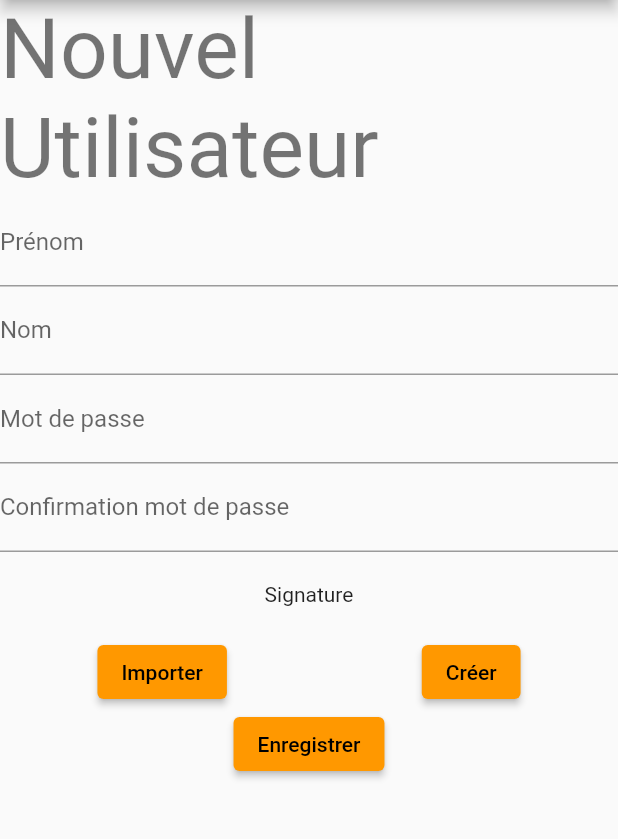
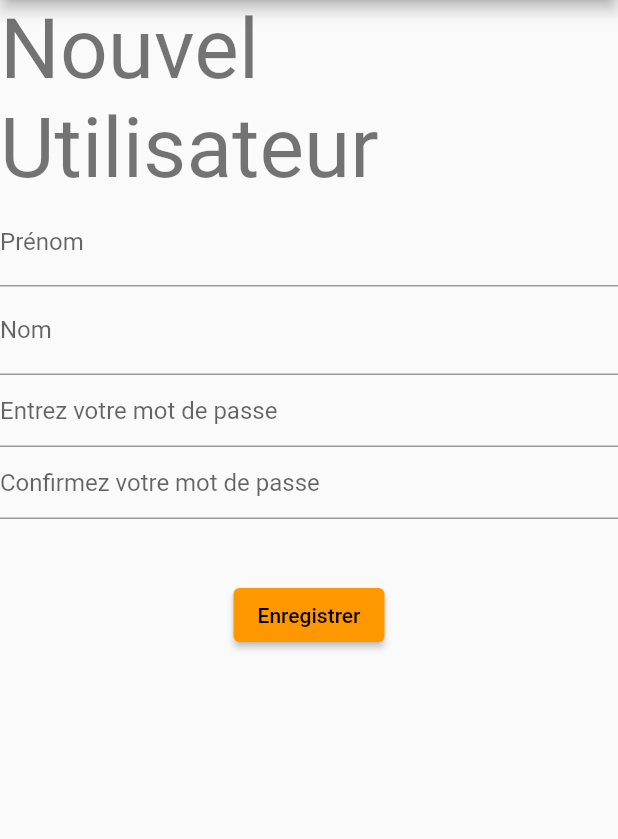
Before and after one commit to KodiakFR/diodon, a Flutter app: the screen it shows after launch, after a tap on "Ajouter un utilisateur", on a phone screen of 412 x 824 dp, the part 84-923 px from its top. Run offline on Flutter 3.47's test engine with Material 2 defaults, Android fonts, the light colour scheme and no system bars; our stand-ins replace isar, permission_handler; missing offline and left inert: file_saver, hand_signature; accounts and stored records are empty; generated files the repository leaves out were written again.

Commit message:
Mise en place de isar, création user, connexion

```diff
--- /dev/null
+++ b/lib/entities/user.dart
@@ -0,0 +1,14 @@
+import 'package:isar/isar.dart';
+
+part 'user.g.dart';
+
+@collection
+class User{
+  Id id = Isar.autoIncrement;
+  String? name;
+  String? firstName;
+  String? password;
+
+
+
+}
--- a/lib/main.dart
+++ b/lib/main.dart
@@ -19,10 +19,10 @@ class MyApp extends StatelessWidget {
         primarySwatch: Colors.orange,
       ),
       routes: {
-        "/connexion": (context) => const ConnexionView(),
-        "/register": (context) => const RegisterView(),
+        "/connexion": (context) => ConnexionView(),
+        "/register": (context) => RegisterView(),
       },
-      home: const ConnexionView(),
+      home:  ConnexionView(),
     );
   }
 }
--- /dev/null
+++ b/lib/services/isar_service.dart
@@ -0,0 +1,44 @@
+import 'package:diodon/entities/user.dart';
+import 'package:isar/isar.dart';
+import 'package:path_provider/path_provider.dart';
+
+class IsarService {
+  late Future<Isar> db;
+
+  IsarService() {
+    db = openDB();
+  }
+
+  //Création de la base de données
+  Future<Isar> openDB() async {
+    if (Isar.instanceNames.isEmpty) {
+      final dir = await getApplicationDocumentsDirectory();
+      return await Isar.open(
+        [UserSchema],
+        inspector: true,
+        directory: dir.path,
+      );
+    }
+    return Future.value(Isar.getInstance());
+  }
+
+  Future<void> saveUser(User user) async {
+    final isar = await db;
+    isar.writeTxnSync(() => isar.users.putSync(user));
+  }
+
+  Future<List<User>> getAllUsers() async {
+    final isar = await db;
+    return await isar.users.where().findAll();
+  }
+
+  Future<bool> connexionUser(String mdp, int id)async{
+    final isar = await db;
+    final List<User> users = await isar.users.filter().idEqualTo(id).passwordEqualTo(mdp).findAll();
+    if(users.length == 1){
+      return true;
+    }else{
+      return false;
+    }
+  }
+}
--- a/lib/views/Connexion/connexion_view.dart
+++ b/lib/views/Connexion/connexion_view.dart
@@ -1,7 +1,12 @@
+import 'package:diodon/services/isar_service.dart';
 import 'package:flutter/material.dart';
 
+import '../../entities/user.dart';
+
 class ConnexionView extends StatelessWidget {
-  const ConnexionView({super.key});
+  ConnexionView({super.key});
+  final isarService = IsarService();
+  final _formKey = GlobalKey<FormState>();
 
   @override
   Widget build(BuildContext context) {
@@ -9,28 +14,29 @@ class ConnexionView extends StatelessWidget {
       appBar: AppBar(
         title: const Text("Diodon"),
       ),
-      body: Center(
+      body: SafeArea(
+        child: Center(
           child: Column(
             mainAxisAlignment: MainAxisAlignment.spaceAround,
             children: [
-            Text('Connexion', style: Theme.of(context).textTheme.headline2),
-            const Row(
-              mainAxisAlignment: MainAxisAlignment.spaceAround,
-              children: [
-                CircleAvatar(
-                  minRadius: 60,
-                  child: Text('Aurélien'),
-                ),
-                CircleAvatar(
-                  minRadius: 60,
-                  child: Text('Patick'),
-                ),
-                CircleAvatar(
-                  minRadius: 60,
-                  child: Text('Eric'),
-                ),
-              ],
-            ),
+              Text('Connexion',
+                  style: Theme.of(context).textTheme.displayMedium),
+              FutureBuilder(
+                  future: isarService.getAllUsers(),
+                  builder: (context, snapshot) {
+                    if (snapshot.hasError) {
+                      return Text(snapshot.error.toString());
+                    }
+                    if (snapshot.hasData) {
+                      List<User> users = snapshot.data!;
+                      if (users.isEmpty) {
+                        return Text('Aucuns utilisateurs');
+                      }
+                      return _displayAvatar(users);
+                    } else {
+                      return const CircularProgressIndicator();
+                    }
+                  }),
               ElevatedButton(
                   onPressed: () {
                     Navigator.pushNamed(context, "/register");
@@ -39,6 +45,87 @@ class ConnexionView extends StatelessWidget {
             ],
           ),
         ),
+      ),
     );
   }
+
+  Flexible _displayAvatar(List<User> users) {
+    return Flexible(
+      child: ListView.builder(
+        scrollDirection: Axis.horizontal,
+        padding: const EdgeInsets.all(8),
+        itemCount: users.length,
+        itemBuilder: (context, index) {
+          return Row(
+            mainAxisSize: MainAxisSize.max,
+            mainAxisAlignment: MainAxisAlignment.center,
+            children: [
+              CircleAvatar(
+                radius: 100,
+                child: TextButton(
+                    onPressed: () async {
+                      print(users[index].id);
+                      await _displayPopConnexion(context, users[index].id);
+                    },
+                    child: Text(
+                      '${users[index].firstName} ${users[index].name}',
+                      style: Theme.of(context).textTheme.titleLarge,
+                    )),
+              ),
+              const SizedBox(
+                width: 100,
+              )
+            ],
+          );
+        },
+      ),
+    );
   }
+
+  Future<void> _displayPopConnexion(BuildContext context, int id) async {
+    String mdp = 'a';
+    return showDialog(
+        context: context,
+        builder: (BuildContext context) => AlertDialog(
+              content: const Text('Connection'),
+              actions: [
+                Form(
+                  key: _formKey,
+                  child: Column(
+                    children: [
+                      TextFormField(
+                        decoration: const InputDecoration(
+                          hintText: 'Entrez votre mot de passe',
+                        ),
+                        validator: (value) {
+                          mdp = value!;
+                          if (value.isEmpty) {
+                            return 'Le champs est obligatoire';
+                          }
+                        },
+                      ),
+                      TextButton(
+                        onPressed: () => Navigator.pop(context, 'Cancel'),
+                        child: const Text('Cancel'),
+                      ),
+                      TextButton(
+                        onPressed: () async {
+                          if (_formKey.currentState!.validate()) {
+                            final isConnected =
+                                await isarService.connexionUser(mdp, id);
+                            if (isConnected == true) {
+                              print('je suis connecté');
+                            } else {
+                              print('je suis pas connecté');
+                            }
+                          }
+                        },
+                        child: const Text('OK'),
+                      ),
+                    ],
+                  ),
+                ),
+              ],
+            ));
+  }
+}
--- a/lib/views/Register/register_view.dart
+++ b/lib/views/Register/register_view.dart
@@ -1,12 +1,19 @@
+import 'package:diodon/entities/user.dart';
+import 'package:diodon/services/isar_service.dart';
 import 'package:flutter/material.dart';
 
 final _formKey = GlobalKey<FormState>();
 
 class RegisterView extends StatelessWidget {
-  const RegisterView({super.key});
+  RegisterView({super.key});
+  final _isarService = IsarService();
 
   @override
   Widget build(BuildContext context) {
+    String? _password;
+    String? _name;
+    String? _firstName;
+
     return Scaffold(
       appBar: AppBar(
         title: const Text("Diodon"),
@@ -21,13 +28,14 @@ class RegisterView extends StatelessWidget {
                 children: [
                   Text(
                     'Nouvel Utilisateur',
-                    style: Theme.of(context).textTheme.headline2,
+                    style: Theme.of(context).textTheme.displayMedium,
                   ),
                   TextFormField(
                     validator: (value) {
                       if (value == null || value.isEmpty) {
                         return 'Le champs est obligatoire';
                       }
+                      _firstName = value;
                     },
                     decoration: const InputDecoration(
                         hintText: 'Entrez votre Prénom', labelText: 'Prénom'),
@@ -37,40 +45,52 @@ class RegisterView extends StatelessWidget {
                       if (value == null || value.isEmpty) {
                         return 'Le champs est obligatoire';
                       }
+                      _name = value;
                     },
                     decoration: const InputDecoration(
                         hintText: 'Entrez votre nom', labelText: 'Nom'),
                   ),
                   TextFormField(
-                    validator: (value) {},
+                    validator: (value) {
+                      _password = value!;
+                      if (value.isEmpty) {
+                        return 'Le champs est obligatoire';
+                      }
+                      if (value.length < 7) {
+                        return 'Votre mot de passe doit contenir un minium de 7 caractères';
+                      }
+                    },
                     decoration: const InputDecoration(
-                        hintText: 'Entrez votre mot de passe',
-                        labelText: 'Mot de passe'),
+                      hintText: 'Entrez votre mot de passe',
+                    ),
                   ),
                   TextFormField(
-                    validator: (value) {},
+                    validator: (value) {
+                      if (value == null || value.isEmpty) {
+                        return 'Le champs est obligatoire';
+                      }
+                      if (value != _password) {
+                        return 'Vos mots de passe ne sont pas identiques';
+                      }
+                    },
                     decoration: const InputDecoration(
-                        hintText: 'Confirmez votre mot de passe',
-                        labelText: 'Confirmation mot de passe'),
+                      hintText: 'Confirmez votre mot de passe',
+                    ),
                   ),
                   const SizedBox(
                     height: 20,
                   ),
-                  const Text('Signature'),
                   const SizedBox(height: 20),
-                  Row(
-                    mainAxisAlignment: MainAxisAlignment.spaceAround,
-                    children: [
-                      ElevatedButton(
-                          onPressed: () {}, child: const Text("Importer")),
-                      ElevatedButton(
-                          onPressed: () {}, child: const Text("Créer"))
-                    ],
-                  ),
                   ElevatedButton(
                       onPressed: (() async {
                         if (_formKey.currentState!.validate()) {
-                          print('je peux enregistrer');
+                          final newUser = User()
+                            ..name = _name
+                            ..firstName = _firstName
+                            ..password = _password;
+                          print(newUser.firstName);
+                          _isarService.saveUser(newUser);
+                          Navigator.pushReplacementNamed(context, '/connexion');
                         }
                       }),
                       child: const Text('Enregistrer'))
--- a/pubspec.yaml
+++ b/pubspec.yaml
@@ -41,6 +41,9 @@ dependencies:
   hand_signature: ^3.0.1
   file_saver: ^0.2.8
   path_provider: ^2.1.0
+  isar: ^3.1.0+1
+  isar_flutter_libs: ^3.1.0+1
+
 
 
 dev_dependencies:
@@ -53,6 +56,8 @@ dev_dependencies:
   # package. See that file for information about deactivating specific lint
   # rules and activating additional ones.
   flutter_lints: ^2.0.0
+  build_runner: ^2.4.6
+  isar_generator: ^3.1.0+1
 
 # For information on the generic Dart part of this file, see the
 # following page: https://dart.dev/tools/pub/pubspec
```
Also changed, not shown: lib/entities/user.g.dart (added), pubspec.lock. Lines whose indentation alone changed are shown as unchanged.
